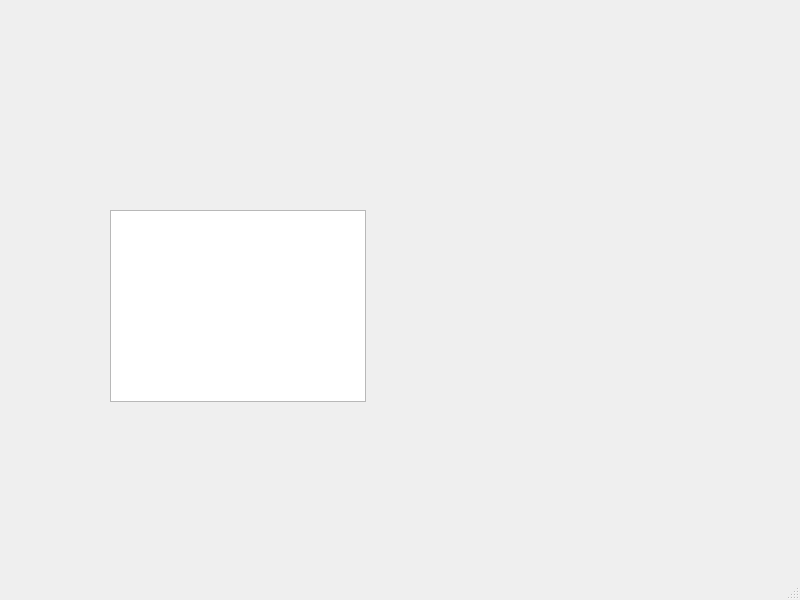
Above: mainwindow.ui from GamesIS/HandGestureRecognitionVer2 before the change. Below: the same form after it.
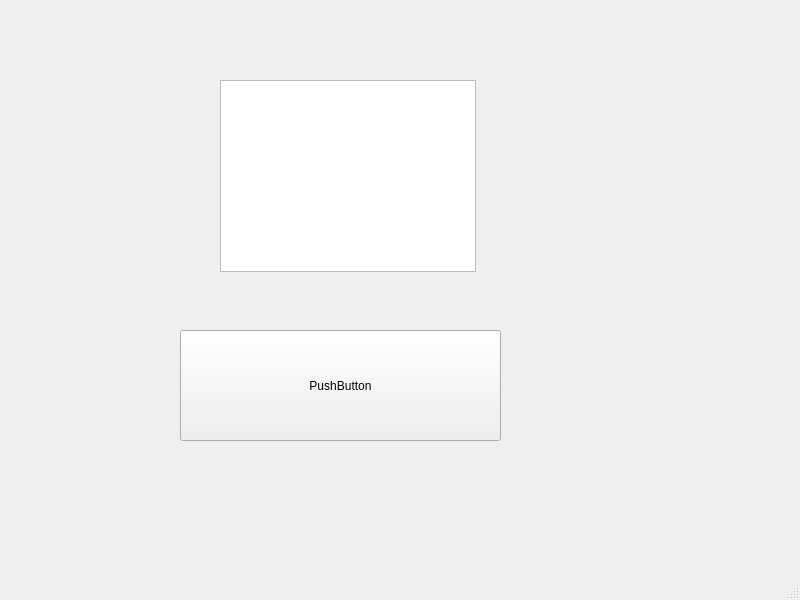
That is the form after the change.

Diff of the .ui file:
```diff
--- a/mainwindow.ui
+++ b/mainwindow.ui
@@ -14,16 +14,29 @@
    <string>MainWindow</string>
   </property>
   <widget class="QWidget" name="centralwidget">
-   <widget class="QGraphicsView" name="graphicsView">
+   <widget class="QListWidget" name="listWidget">
     <property name="geometry">
      <rect>
-      <x>110</x>
-      <y>210</y>
+      <x>220</x>
+      <y>80</y>
       <width>256</width>
       <height>192</height>
      </rect>
     </property>
    </widget>
+   <widget class="QPushButton" name="pushButton">
+    <property name="geometry">
+     <rect>
+      <x>180</x>
+      <y>330</y>
+      <width>321</width>
+      <height>111</height>
+     </rect>
+    </property>
+    <property name="text">
+     <string>PushButton</string>
+    </property>
+   </widget>
   </widget>
   <widget class="QMenuBar" name="menubar">
    <property name="geometry">
```
